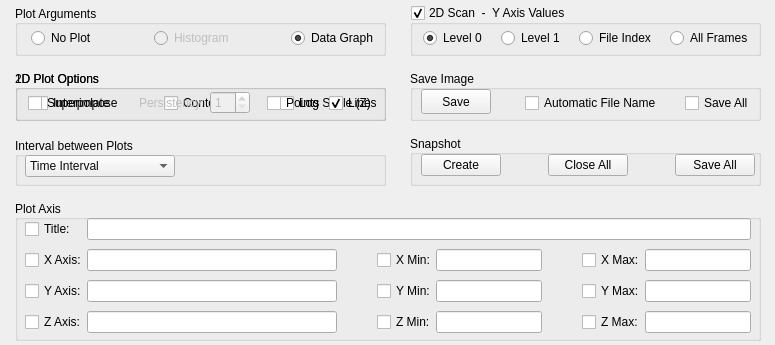
First picture: the form in slsDetectorGui/forms/form_tab_plot.ui, repository slsdetectorgroup/slsDetectorPackage, before the edit.
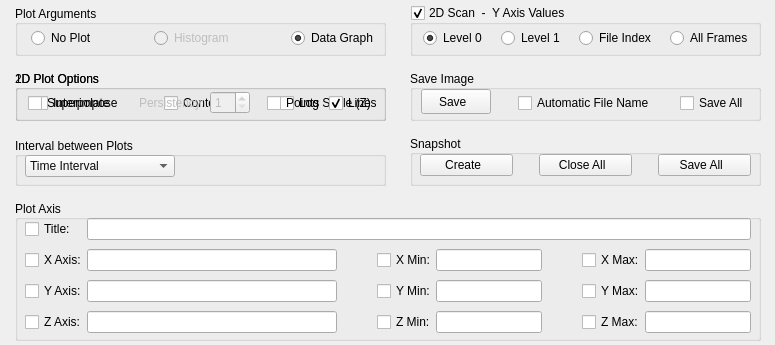
Second picture: the form after the edit. Icons and pictures are not drawn.

```diff
--- a/slsDetectorGui/forms/form_tab_plot.ui
+++ b/slsDetectorGui/forms/form_tab_plot.ui
@@ -377,7 +377,7 @@
        </property>
        <property name="sizeHint" stdset="0">
         <size>
-         <width>30</width>
+         <width>18</width>
          <height>20</height>
         </size>
        </property>
@@ -409,7 +409,7 @@
        </property>
        <property name="sizeHint" stdset="0">
         <size>
-         <width>18</width>
+         <width>15</width>
          <height>20</height>
         </size>
        </property>
@@ -495,7 +495,17 @@
      <enum>Qt::NoFocus</enum>
     </property>
     <property name="text">
-     <string>Save</string>
+     <string>Save  </string>
+    </property>
+    <property name="icon">
+     <iconset resource="../include/icons.qrc">
+      <normaloff>:/icons/images/save.png</normaloff>:/icons/images/save.png</iconset>
+    </property>
+    <property name="iconSize">
+     <size>
+      <width>16</width>
+      <height>16</height>
+     </size>
     </property>
    </widget>
   </widget>
@@ -1315,7 +1325,7 @@
      <rect>
       <x>10</x>
       <y>15</y>
-      <width>336</width>
+      <width>331</width>
       <height>31</height>
      </rect>
     </property>
@@ -1323,7 +1333,7 @@
      <item row="0" column="0">
       <widget class="QPushButton" name="btnClone">
        <property name="sizePolicy">
-        <sizepolicy hsizetype="Fixed" vsizetype="Fixed">
+        <sizepolicy hsizetype="Preferred" vsizetype="Fixed">
          <horstretch>0</horstretch>
          <verstretch>0</verstretch>
         </sizepolicy>
@@ -1369,7 +1379,11 @@
         <enum>Qt::NoFocus</enum>
        </property>
        <property name="text">
-        <string>Create</string>
+        <string>Create  </string>
+       </property>
+       <property name="icon">
+        <iconset resource="../include/icons.qrc">
+         <normaloff>:/icons/images/new.png</normaloff>:/icons/images/new.png</iconset>
        </property>
        <property name="flat">
         <bool>false</bool>
@@ -1379,7 +1393,7 @@
      <item row="0" column="2">
       <widget class="QPushButton" name="btnCloseClones">
        <property name="sizePolicy">
-        <sizepolicy hsizetype="Fixed" vsizetype="Fixed">
+        <sizepolicy hsizetype="Preferred" vsizetype="Fixed">
          <horstretch>0</horstretch>
          <verstretch>0</verstretch>
         </sizepolicy>
@@ -1425,7 +1439,11 @@
         <enum>Qt::NoFocus</enum>
        </property>
        <property name="text">
-        <string>Close All</string>
+        <string>Close All  </string>
+       </property>
+       <property name="icon">
+        <iconset resource="../include/icons.qrc">
+         <normaloff>:/icons/images/close.png</normaloff>:/icons/images/close.png</iconset>
        </property>
        <property name="flat">
         <bool>false</bool>
@@ -1442,7 +1460,7 @@
        </property>
        <property name="sizeHint" stdset="0">
         <size>
-         <width>40</width>
+         <width>20</width>
          <height>20</height>
         </size>
        </property>
@@ -1458,7 +1476,7 @@
        </property>
        <property name="sizeHint" stdset="0">
         <size>
-         <width>40</width>
+         <width>20</width>
          <height>20</height>
         </size>
        </property>
@@ -1470,7 +1488,7 @@
         <bool>true</bool>
        </property>
        <property name="sizePolicy">
-        <sizepolicy hsizetype="Fixed" vsizetype="Fixed">
+        <sizepolicy hsizetype="Preferred" vsizetype="Fixed">
          <horstretch>0</horstretch>
          <verstretch>0</verstretch>
         </sizepolicy>
@@ -1516,7 +1534,11 @@
         <enum>Qt::NoFocus</enum>
        </property>
        <property name="text">
-        <string>Save All</string>
+        <string>Save All  </string>
+       </property>
+       <property name="icon">
+        <iconset resource="../include/icons.qrc">
+         <normaloff>:/icons/images/saveAll.png</normaloff>:/icons/images/saveAll.png</iconset>
        </property>
        <property name="flat">
         <bool>false</bool>
```
Left out of the diff: 4 changed lines with no effect on the pictures.
